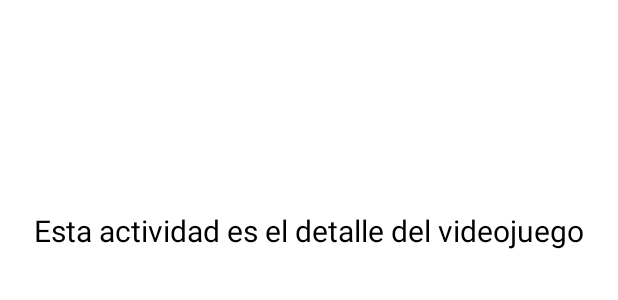
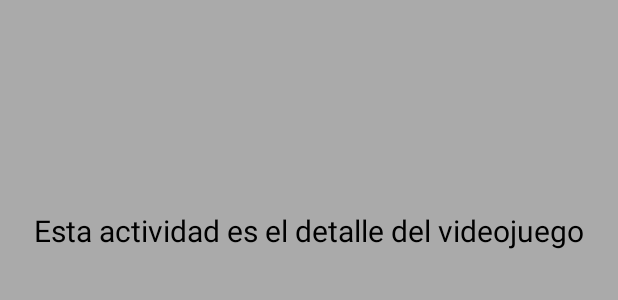
Before and after one commit to Brunoo652/RecuperacionInterfaces, an Android app: the layout activity_detail.xml on its own in the app's theme, with its tools: preview values and no code run, on a phone screen of 412 x 824 dp. Shown: the top 300 px of the screen. Run offline under Robolectric (Android 15) with nearby library versions, the phone set to English and light mode, and no system bars; network calls fail.

```diff
--- a/Android/MyAplication/app/src/main/java/com/afundacion/myaplication/ViewHolder.java
+++ b/Android/MyAplication/app/src/main/java/com/afundacion/myaplication/ViewHolder.java
@@ -38,10 +38,12 @@ public class ViewHolder extends RecyclerView.ViewHolder {
         itemView.setOnClickListener(new View.OnClickListener() {
             @Override
             public void onClick(View v) {
-                // Aquí puedes obtener el elemento de datos seleccionado y pasarlos a otra actividad
+                // Navegar a la pantalla de detalle y pasar la información detallada del videojuego como extras
                 Intent intent = new Intent(activity, DetailActivity.class);
+                intent.putExtra("nombre", datalist.getNombre());
                 intent.putExtra("descripcion", datalist.getDesc());
-                // Agrega cualquier otro dato adicional que desees pasar
+                intent.putExtra("imagenUrl", datalist.getUrl());
+
                 activity.startActivity(intent);
             }
         });
--- a/Android/MyAplication/app/src/main/res/layout/activity_detail.xml
+++ b/Android/MyAplication/app/src/main/res/layout/activity_detail.xml
@@ -4,7 +4,8 @@
     xmlns:tools="http://schemas.android.com/tools"
     android:layout_width="match_parent"
     android:layout_height="match_parent"
-    tools:context=".DetailActivity">
+    tools:context=".DetailActivity"
+    android:background="@android:color/darker_gray">
 
 
     <TextView
@@ -22,9 +23,11 @@
     <TextView
         android:id="@+id/textoDescripcion"
         android:layout_width="413dp"
-        android:layout_height="265dp"
+        android:layout_height="350dp"
+        android:layout_marginBottom="188dp"
         app:layout_constraintBottom_toBottomOf="parent"
         app:layout_constraintTop_toBottomOf="@+id/textView"
-        tools:ignore="MissingConstraints"></TextView>
+        tools:ignore="MissingConstraints"
+        tools:layout_editor_absoluteX="-1dp"></TextView>
 
 </androidx.constraintlayout.widget.ConstraintLayout>
--- a/Android/MyAplication/app/src/main/res/layout/fragment_acerca_de.xml
+++ b/Android/MyAplication/app/src/main/res/layout/fragment_acerca_de.xml
@@ -4,7 +4,8 @@
     xmlns:tools="http://schemas.android.com/tools"
     android:layout_width="match_parent"
     android:layout_height="match_parent"
-    tools:context=".AcercaDe">
+    tools:context=".AcercaDe"
+    android:background="@android:color/darker_gray">
 
     <!-- TODO: Update blank fragment layout -->
 
```
Also changed, not shown: Android/MyAplication/app/src/main/java/com/afundacion/myaplication/DetailActivity.java (+11 -6 lines), Android/MyAplication/app/src/main/java/com/afundacion/myaplication/ListadoVideojuegos.java (+23 -51 lines), Android/MyAplication/app/src/main/java/com/afundacion/myaplication/MyAdapter.java (+14 -0 lines).
